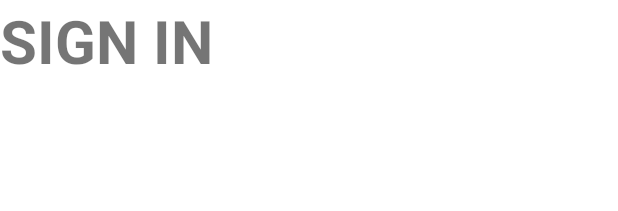
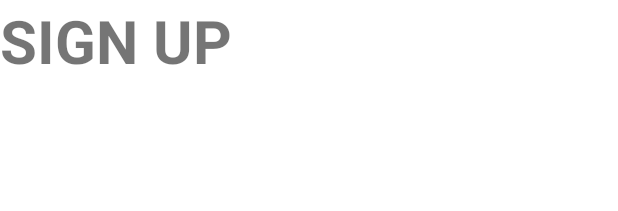
Before and after one commit to snehalgore1/Votepol, an Android app: the layout activity_main.xml on its own in the app's theme, with its tools: preview values and no code run, on a phone screen of 412 x 824 dp. Shown: the top 211 px of the screen. Run offline under Robolectric (Android 15) with nearby library versions, the phone set to English and light mode, and no system bars.

Commit message:
Sign up changed

```diff
--- a/app/src/main/res/layout/activity_main.xml
+++ b/app/src/main/res/layout/activity_main.xml
@@ -9,7 +9,7 @@
     <TextView
         android:layout_width="wrap_content"
         android:layout_height="wrap_content"
-        android:text="Sign in"
+        android:text="Sign up"
         android:textAllCaps="true"
         android:textSize="40sp"
         android:textStyle="bold"
```
